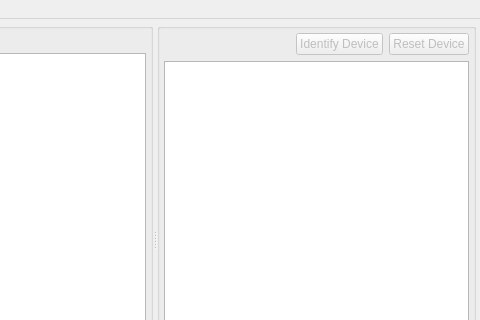
Old version of the form examples/controller/ui/RDMnetControllerGUI.ui in the repository ETCLabs/RDMnet; both pictures show x 213 to 693 and y 0 to 320 of the 693 by 480 pixel window.
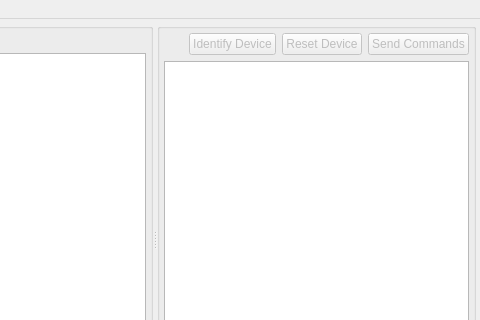
New version of the form.

Commit message: RDMNET-212 - Implement arbitrary command sender in controller example

The edit to the form file:
```diff
--- a/examples/controller/ui/RDMnetControllerGUI.ui
+++ b/examples/controller/ui/RDMnetControllerGUI.ui
@@ -292,6 +292,22 @@
              </property>
             </widget>
            </item>
+           <item>
+            <widget class="QPushButton" name="sendCommandsButton">
+             <property name="enabled">
+              <bool>false</bool>
+             </property>
+             <property name="sizePolicy">
+              <sizepolicy hsizetype="Maximum" vsizetype="Fixed">
+               <horstretch>0</horstretch>
+               <verstretch>0</verstretch>
+              </sizepolicy>
+             </property>
+             <property name="text">
+              <string>Send Commands</string>
+             </property>
+            </widget>
+           </item>
           </layout>
          </widget>
         </item>
```
The commit also changes 11 other files.
